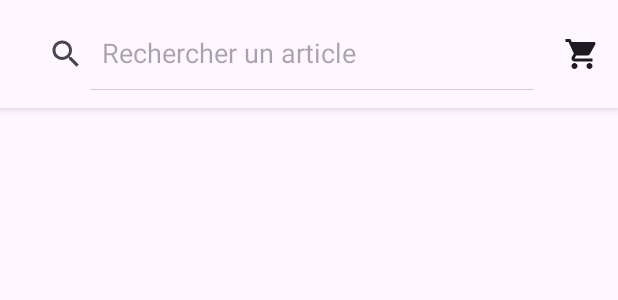
After one commit to LucasBsq22/EcommerceApp_BOSQ_COCUSSE, an Android app: the layout footer.xml on its own in the app's theme, with its tools: preview values and no code run, on a phone screen of 412 x 824 dp. The commit adds this screen. Shown: the top 300 px of the screen. Run offline under Robolectric (Android 15) with nearby library versions, the phone set to English and light mode, and no system bars.

Commit message:
ajout du footer et barre de recherche

```diff
--- /dev/null
+++ b/app/src/main/res/drawable/ic_shopping_cart.xml
@@ -0,0 +1,5 @@
+<vector xmlns:android="http://schemas.android.com/apk/res/android" android:height="24dp" android:tint="#000000" android:viewportHeight="24" android:viewportWidth="24" android:width="24dp">
+
+    <path android:fillColor="@android:color/white" android:pathData="M7,18c-1.1,0 -1.99,0.9 -1.99,2S5.9,22 7,22s2,-0.9 2,-2 -0.9,-2 -2,-2zM1,2v2h2l3.6,7.59 -1.35,2.45c-0.16,0.28 -0.25,0.61 -0.25,0.96 0,1.1 0.9,2 2,2h12v-2L7.42,15c-0.14,0 -0.25,-0.11 -0.25,-0.25l0.03,-0.12 0.9,-1.63h7.45c0.75,0 1.41,-0.41 1.75,-1.03l3.58,-6.49c0.08,-0.14 0.12,-0.31 0.12,-0.48 0,-0.55 -0.45,-1 -1,-1L5.21,4l-0.94,-2L1,2zM17,18c-1.1,0 -1.99,0.9 -1.99,2s0.89,2 1.99,2 2,-0.9 2,-2 -0.9,-2 -2,-2z"/>
+
+</vector>
--- /dev/null
+++ b/app/src/main/res/layout/footer.xml
@@ -0,0 +1,30 @@
+<LinearLayout xmlns:android="http://schemas.android.com/apk/res/android"
+    xmlns:app="http://schemas.android.com/apk/res-auto"
+    android:id="@+id/footer_layout"
+    android:layout_width="match_parent"
+    android:layout_height="wrap_content"
+    android:padding="12dp"
+    android:orientation="horizontal"
+    android:gravity="center_vertical"
+    android:background="?attr/colorSurface"
+    android:elevation="4dp">
+
+    <SearchView
+        android:id="@+id/search_view"
+        android:layout_width="0dp"
+        android:layout_height="wrap_content"
+        android:layout_weight="1"
+        android:queryHint="Rechercher un article"
+        android:iconifiedByDefault="false" />
+
+
+    <ImageButton
+        android:id="@+id/btnFooterCart"
+        android:layout_width="wrap_content"
+        android:layout_height="wrap_content"
+        android:src="@drawable/ic_shopping_cart"
+        android:background="?attr/selectableItemBackgroundBorderless"
+        android:contentDescription="@string/cart"
+        android:layout_marginStart="12dp"
+        app:tint="?attr/colorOnSurface" />
+</LinearLayout>
--- a/app/src/main/res/values/strings.xml
+++ b/app/src/main/res/values/strings.xml
@@ -1,4 +1,5 @@
 <resources>
     <string name="app_name">EcommerceApp</string>
-    <string name="product_image">Image du produit</string>
+    <string name="product_image">Product Image</string>
+    <string name="cart">Cart</string>
 </resources>
```
Also changed, not shown: app/src/main/java/com/example/ecommerceapp/ui/ListProductsActivity.kt (+52 -0 lines), app/src/main/res/layout/activity_list_products.xml (+8 -1 lines).
